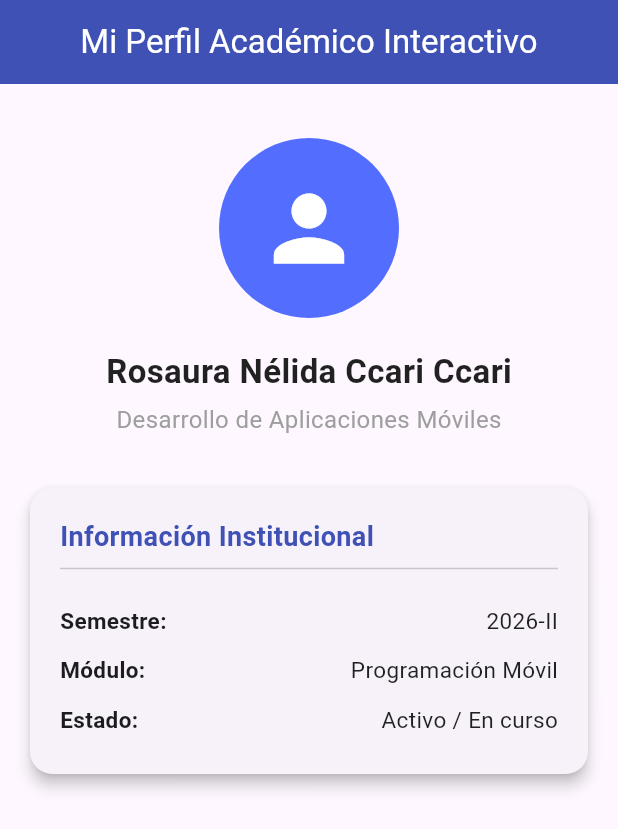
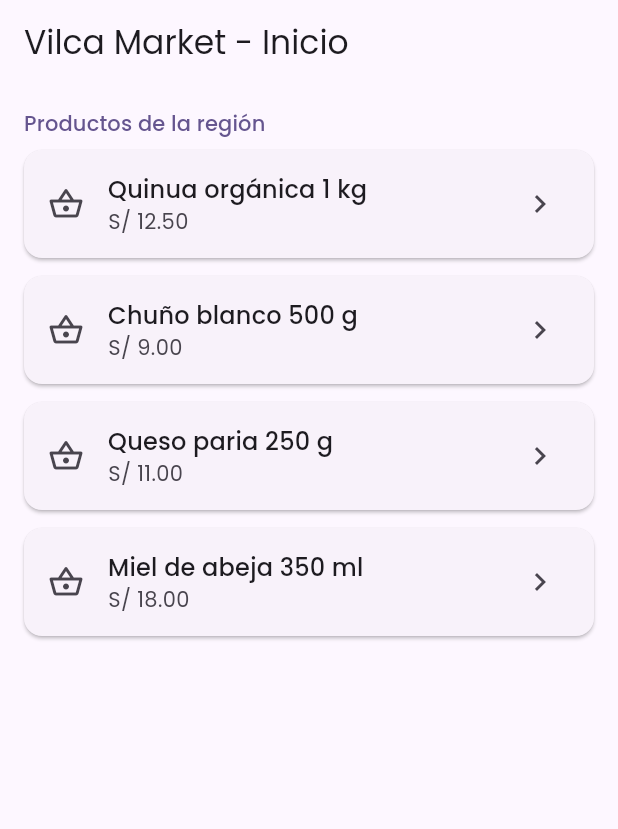
Before and after one commit to andreallanos098-a11y/app_movil_2026_2_rncc, a Flutter app: the screen it shows after launch, on a phone screen of 412 x 824 dp. Shown: the top 829 px of the screen. Run offline on Flutter 3.47's test engine with Material 3 defaults, Android fonts, the phone set to English and light mode, and no system bars; our stand-ins replace google_fonts.

Commit message:
feat: completa aplicacion Vilca Market con tres pantallas y widgets personalizados

```diff
--- a/lib/main.dart
+++ b/lib/main.dart
@@ -1,131 +1,24 @@
 import 'package:flutter/material.dart';
+import 'package:google_fonts/google_fonts.dart';
+import 'routes/app_routes.dart';
 
-void main() {
-  runApp(const MiPerfilApp());
-}
+void main() => runApp(const VilcaMarketApp());
 
-class MiPerfilApp extends StatelessWidget {
-  const MiPerfilApp({super.key});
+class VilcaMarketApp extends StatelessWidget {
+  const VilcaMarketApp({super.key});
 
   @override
   Widget build(BuildContext context) {
     return MaterialApp(
       debugShowCheckedModeBanner: false,
-      title: 'Mi Perfil Académico',
+      title: 'Vilca Market - Tres Pantallas',
       theme: ThemeData(
-        primarySwatch: Colors.indigo,
         useMaterial3: true,
+        colorScheme: ColorScheme.fromSeed(seedColor: const Color(0xFF6750A4)),
+        fontFamily: GoogleFonts.poppins().fontFamily,
       ),
-      home: const PerfilScreen(),
+      initialRoute: AppRoutes.home,
+      onGenerateRoute: AppRoutes.onGenerateRoute,
     );
   }
 }
-
-class PerfilScreen extends StatelessWidget {
-  const PerfilScreen({super.key});
-
-  @override
-  Widget build(BuildContext context) {
-    return Scaffold(
-      appBar: AppBar(
-        title: const Text('Mi Perfil Académico Interactivo'),
-        centerTitle: true,
-        backgroundColor: Colors.indigo,
-        foregroundColor: Colors.white,
-      ),
-      body: SingleChildScrollView(
-        padding: const EdgeInsets.all(16.0),
-        child: Column(
-          crossAxisAlignment: CrossAxisAlignment.center,
-          children: [
-            const SizedBox(height: 20),
-            // Avatar o foto de perfil
-            const CircleAvatar(
-              radius: 60,
-              backgroundColor: Colors.indigoAccent,
-              child: Icon(
-                Icons.person,
-                size: 70,
-                color: Colors.white,
-              ),
-            ),
-            const SizedBox(height: 20),
-            // Nombre del estudiante
-            const Text(
-              'Rosaura Nélida Ccari Ccari',
-              style: TextStyle(
-                fontSize: 22,
-                fontWeight: FontWeight.bold,
-                color: Colors.black87,
-              ),
-            ),
-            const SizedBox(height: 5),
-            const Text(
-              'Desarrollo de Aplicaciones Móviles',
-              style: TextStyle(
-                fontSize: 16,
-                color: Colors.grey,
-              ),
-            ),
-            const SizedBox(height: 30),
-            // Tarjeta de información académica
-            Card(
-              elevation: 4,
-              shape: RoundedRectangleBorder(
-                borderRadius: BorderRadius.circular(15),
-              ),
-              child: Padding(
-                padding: const EdgeInsets.all(20.0),
-                child: Column(
-                  crossAxisAlignment: CrossAxisAlignment.start,
-                  children: const [
-                    Text(
-                      'Información Institucional',
-                      style: TextStyle(
-                        fontSize: 18,
-                        fontWeight: FontWeight.bold,
-                        color: Colors.indigo,
-                      ),
-                    ),
-                    Divider(),
-                    SizedBox(height: 10),
-                    InfoRow(label: 'Semestre:', value: '2026-II'),
-                    InfoRow(label: 'Módulo:', value: 'Programación Móvil'),
-                    InfoRow(label: 'Estado:', value: 'Activo / En curso'),
-                  ],
-                ),
-              ),
-            ),
-          ],
-        ),
-      ),
-    );
-  }
-}
-
-class InfoRow extends StatelessWidget {
-  final String label;
-  final String value;
-
-  const InfoRow({super.key, required this.label, required this.value});
-
-  @override
-  Widget build(BuildContext context) {
-    return Padding(
-      padding: const EdgeInsets.symmetric(vertical: 6.0),
-      child: Row(
-        mainAxisAlignment: MainAxisAlignment.spaceBetween,
-        children: [
-          Text(
-            label,
-            style: const TextStyle(fontWeight: FontWeight.w600, fontSize: 15),
-          ),
-          Text(
-            value,
-            style: const TextStyle(fontSize: 15, color: Colors.black87),
-          ),
-        ],
-      ),
-    );
-  }
-}
--- /dev/null
+++ b/lib/models/product_args.dart
@@ -0,0 +1,13 @@
+class ProductArgs {
+  final String title;
+  final double price;
+  final String description;
+  final String image;
+
+  ProductArgs({
+    required this.title,
+    required this.price,
+    required this.description,
+    required this.image,
+  });
+}
--- /dev/null
+++ b/lib/routes/app_routes.dart
@@ -0,0 +1,41 @@
+import 'package:flutter/material.dart';
+import '../screens/home_screen.dart';
+import '../screens/detail_screen.dart';
+import '../screens/quantity_screen.dart';
+import '../models/product_args.dart';
+
+class AppRoutes {
+  static const String home = '/';
+  static const String detail = '/detail';
+  static const String quantity = '/quantity';
+
+  static Route<dynamic> onGenerateRoute(RouteSettings settings) {
+    switch (settings.name) {
+      case home:
+        return MaterialPageRoute(builder: (_) => const HomeScreen());
+
+      case detail:
+        if (settings.arguments is ProductArgs) {
+          final args = settings.arguments as ProductArgs;
+          return MaterialPageRoute(builder: (_) => DetailScreen(product: args));
+        }
+        return _errorRoute('Se requieren argumentos ProductArgs válidos.');
+
+      case quantity:
+        final int currentQty = settings.arguments is int ? settings.arguments as int : 1;
+        return MaterialPageRoute(builder: (_) => QuantityScreen(initialValue: currentQty));
+
+      default:
+        return _errorRoute('Ruta no encontrada: ${settings.name}');
+    }
+  }
+
+  static Route<dynamic> _errorRoute(String message) {
+    return MaterialPageRoute(
+      builder: (_) => Scaffold(
+        appBar: AppBar(title: const Text('Error de Navegación')),
+        body: Center(child: Text(message, style: const TextStyle(color: Colors.red, fontSize: 16))),
+      ),
+    );
+  }
+}
--- /dev/null
+++ b/lib/screens/home_screen.dart
@@ -0,0 +1,79 @@
+import 'package:flutter/material.dart';
+import '../models/product_args.dart';
+import '../routes/app_routes.dart';
+import '../widgets/product_card.dart';
+import '../widgets/section_title.dart';
+
+class HomeScreen extends StatelessWidget {
+  const HomeScreen({super.key});
+
+  @override
+  Widget build(BuildContext context) {
+    return Scaffold(
+      appBar: AppBar(title: const Text('Vilca Market - Inicio')),
+      body: ListView(
+        padding: const EdgeInsets.all(16),
+        children: [
+          const SectionTitle(title: 'Productos de la región'),
+          const SizedBox(height: 8),
+          ProductCard(
+            name: 'Quinua orgánica 1 kg',
+            price: 12.50,
+            onTap: () => Navigator.pushNamed(
+              context,
+              AppRoutes.detail,
+              arguments: ProductArgs(
+                title: 'Quinua orgánica 1 kg',
+                price: 12.50,
+                description: 'Quinua nativa seleccionada de alto valor nutricional.',
+                image: 'quinua.png',
+              ),
+            ),
+          ),
+          ProductCard(
+            name: 'Chuño blanco 500 g',
+            price: 9.00,
+            onTap: () => Navigator.pushNamed(
+              context,
+              AppRoutes.detail,
+              arguments: ProductArgs(
+                title: 'Chuño blanco 500 g',
+                price: 9.00,
+                description: 'Técnica ancestral de deshidratación de papa autóctona.',
+                image: 'chuno.png',
+              ),
+            ),
+          ),
+          ProductCard(
+            name: 'Queso paria 250 g',
+            price: 11.00,
+            onTap: () => Navigator.pushNamed(
+              context,
+              AppRoutes.detail,
+              arguments: ProductArgs(
+                title: 'Queso paria 250 g',
+                price: 11.00,
+                description: 'Queso madurado artesanal con leche pura de vaca.',
+                image: 'queso.png',
+              ),
+            ),
+          ),
+          ProductCard(
+            name: 'Miel de abeja 350 ml',
+            price: 18.00,
+            onTap: () => Navigator.pushNamed(
+              context,
+              AppRoutes.detail,
+              arguments: ProductArgs(
+                title: 'Miel de abeja 350 ml',
+                price: 18.00,
+                description: 'Miel 100% natural de flores silvestres altoandinas.',
+                image: 'miel.png',
+              ),
+            ),
+          ),
+        ],
+      ),
+    );
+  }
+}
--- /dev/null
+++ b/lib/widgets/product_card.dart
@@ -0,0 +1,23 @@
+import 'package:flutter/material.dart';
+
+class ProductCard extends StatelessWidget {
+  final String name;
+  final double price;
+  final VoidCallback? onTap;
+
+  const ProductCard({super.key, required this.name, required this.price, this.onTap});
+
+  @override
+  Widget build(BuildContext context) {
+    return Card(
+      margin: const EdgeInsets.only(bottom: 12),
+      child: ListTile(
+        leading: const Icon(Icons.shopping_basket_outlined),
+        title: Text(name, style: Theme.of(context).textTheme.titleMedium),
+        subtitle: Text('S/ ${price.toStringAsFixed(2)}'),
+        trailing: const Icon(Icons.chevron_right),
+        onTap: onTap,
+      ),
+    );
+  }
+}
--- /dev/null
+++ b/lib/widgets/section_title.dart
@@ -0,0 +1,16 @@
+import 'package:flutter/material.dart';
+
+class SectionTitle extends StatelessWidget {
+  final String title;
+  const SectionTitle({super.key, required this.title});
+
+  @override
+  Widget build(BuildContext context) {
+    return Text(
+      title,
+      style: Theme.of(context).textTheme.titleSmall?.copyWith(
+            color: Theme.of(context).colorScheme.primary,
+          ),
+    );
+  }
+}
--- a/pubspec.yaml
+++ b/pubspec.yaml
@@ -30,10 +30,7 @@ environment:
 dependencies:
   flutter:
     sdk: flutter
-
-  # The following adds the Cupertino Icons font to your application.
-  # Use with the CupertinoIcons class for iOS style icons.
-  cupertino_icons: ^1.0.8
+  google_fonts: ^6.1.0
 
 dev_dependencies:
   flutter_test:
```
Also changed, not shown: lib/screens/detail_screen.dart (added, +86 -0 lines), lib/screens/quantity_screen.dart (added, +66 -0 lines), lib/screens/registro_page.dart (added, +176 -0 lines), lib/widgets/quantity_selector.dart (added, +37 -0 lines), pubspec.lock, 11 other files.
